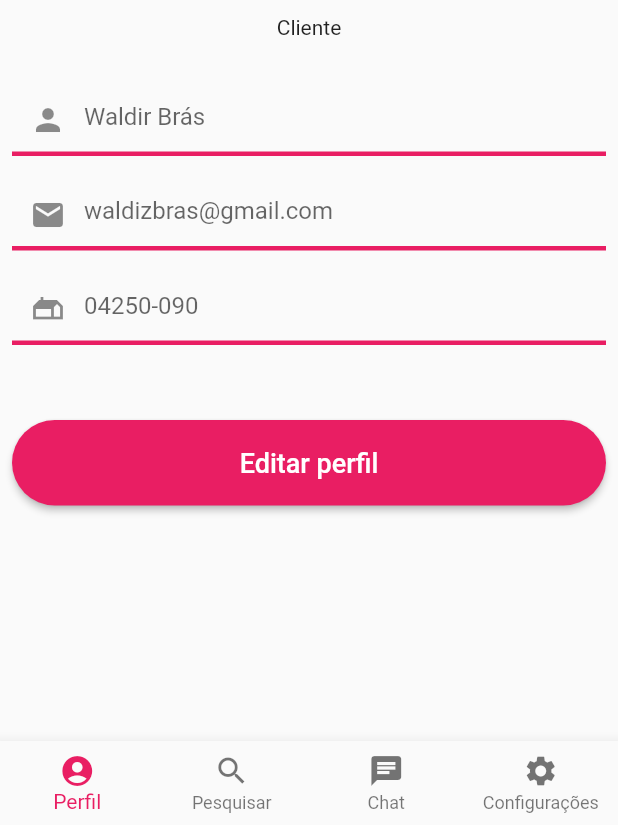
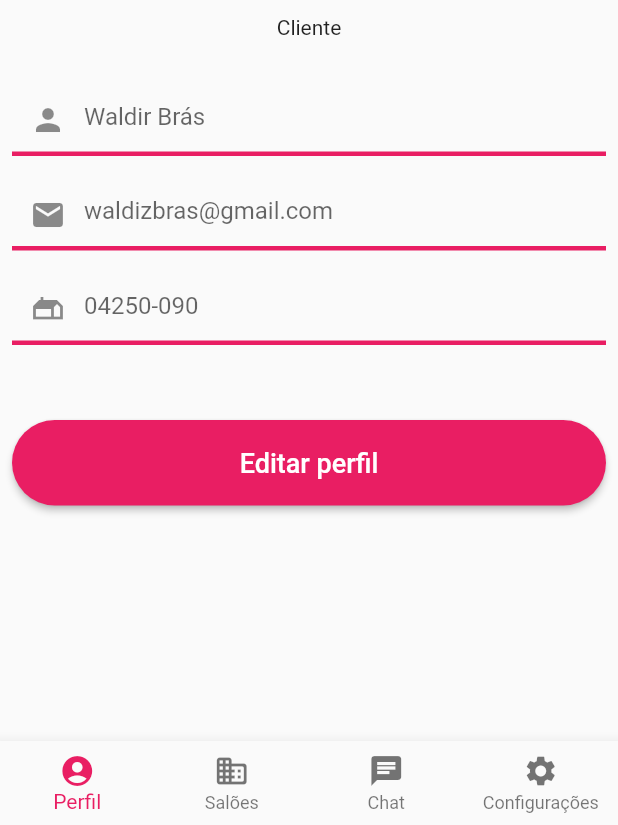
Before and after one commit to Exodus2023/Lovelace, a Flutter app: the screen it shows after launch, after a tap on "Entrar", on a phone screen of 412 x 824 dp, the part 411-1236 px from its top. Run offline on Flutter 3.47's test engine with Material 2 defaults, Android fonts, the phone set to English and light mode, and no system bars.

Commit message:
third commit

```diff
--- a/lib/components/buttons/google_button.dart
+++ b/lib/components/buttons/google_button.dart
@@ -10,7 +10,7 @@ class GoogleButton extends StatelessWidget {
       width: MediaQuery.of(context).size.width,
       child: ElevatedButton(
         onPressed: onPressed,
-        style: ElevatedButton.styleFrom(backgroundColor: Colors.white, shape: StadiumBorder()),
+        style: ElevatedButton.styleFrom(backgroundColor: Colors.white, shape: StadiumBorder(), side: BorderSide(width: 1)),
         child: Padding(
           padding: EdgeInsets.all(18),
           child: Row(
@@ -19,6 +19,7 @@ class GoogleButton extends StatelessWidget {
               CircleAvatar(
                 backgroundImage: AssetImage("assets/images/google.png"),
                 backgroundColor: Colors.transparent,
+                radius: 16,
               ),
               Text("    Entrar com o google", style: TextStyle(fontSize: 18, color: Colors.black),)
               ]
--- a/lib/components/buttons/mini_button.dart
+++ b/lib/components/buttons/mini_button.dart
@@ -12,6 +12,7 @@ class MiniButton extends StatelessWidget {
       width: MediaQuery.of(context).size.width / width,
       child: ElevatedButton(
           onPressed: onPressed,
+          style: ElevatedButton.styleFrom(shape: StadiumBorder()),
           child: Padding(
             padding: EdgeInsets.all(16),
             child: Text(
--- a/lib/pages/home_page.dart
+++ b/lib/pages/home_page.dart
@@ -43,7 +43,7 @@ class HomePageState extends State<HomePage> {
         items: [
           BottomNavigationBarItem(
               icon: Icon(Icons.account_circle), label: "Perfil"),
-          BottomNavigationBarItem(icon: Icon(Icons.search), label: "Pesquisar"),
+          BottomNavigationBarItem(icon: Icon(Icons.business_rounded), label: "Salões"),
           BottomNavigationBarItem(icon: Icon(Icons.chat), label: "Chat"),
           BottomNavigationBarItem(
               icon: Icon(Icons.settings), label: "Configurações"),
--- a/lib/pages/login_page.dart
+++ b/lib/pages/login_page.dart
@@ -18,16 +18,12 @@ class LoginPage extends StatelessWidget {
         child: Column(
           mainAxisAlignment: MainAxisAlignment.center,
           children: [
-            SizedBox(
-              height: 50,
-            ),
             Container(
-              width: 300,
-              height: 300,
+              width: 250,
               child: Image.asset('assets/images/logoSemFundo.png'),
             ),
             SizedBox(
-              height: 30,
+              height: MediaQuery.of(context).size.height/20,
             ),
             StandartTextField('E-mail', false, Icon(Icons.email)),
             SizedBox(
@@ -47,11 +43,15 @@ class LoginPage extends StatelessWidget {
               Navigator.of(context).pushReplacementNamed('/home');
             }),
             SizedBox(
-              height: 15,
+              height: 7,
+            ),
+            Text('Ou', style: TextStyle(fontSize: 18)),
+            SizedBox(
+              height: 7,
             ),
             GoogleButton(() => null),
             SizedBox(
-              height: 20,
+              height: MediaQuery.of(context).size.height/20,
             ),
             MyTextButton('Cadastrar-se como cliente', () {
               Navigator.of(context).pushNamed('/register');
```
